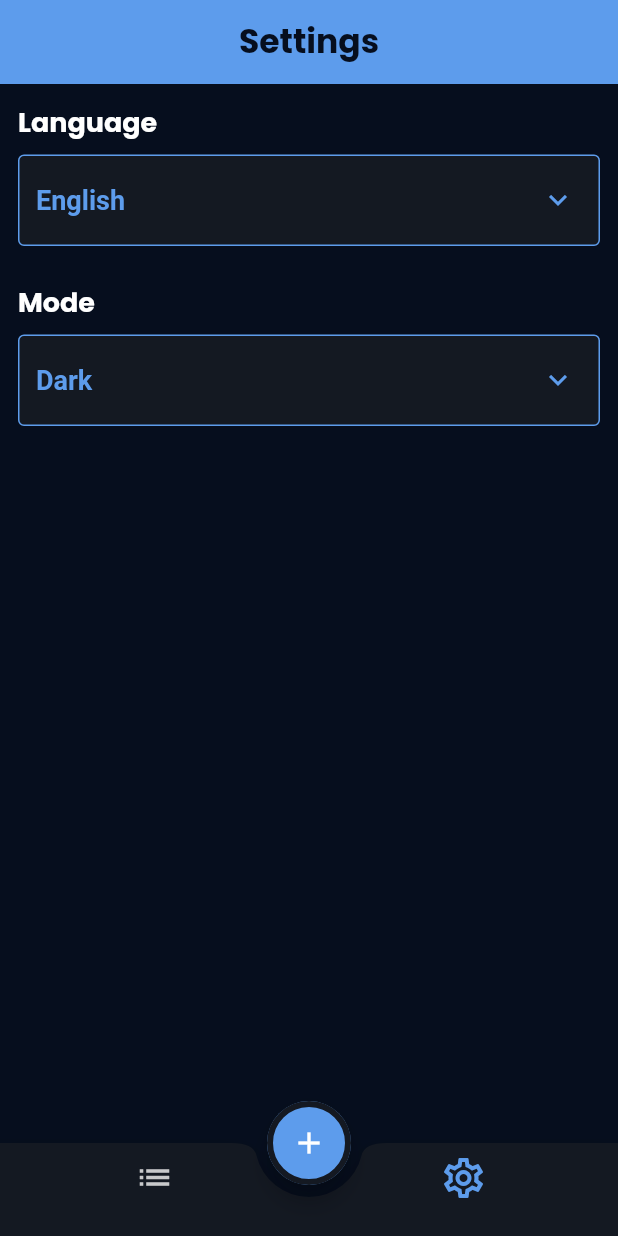
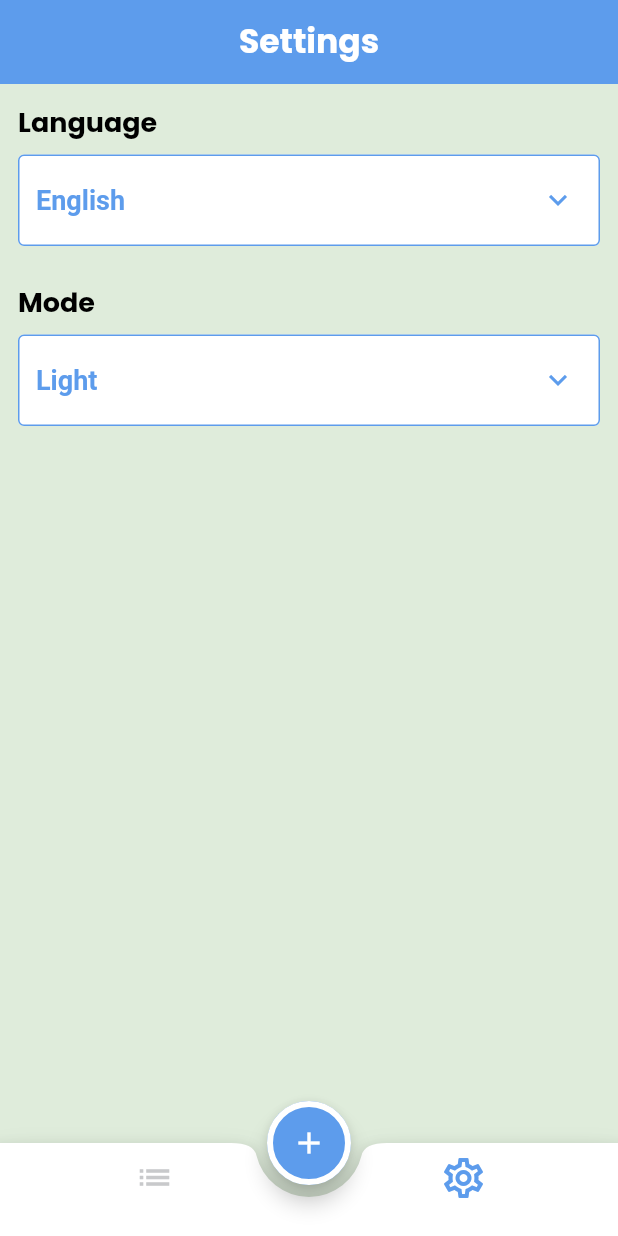
Before and after one commit to youssefehab11/todo_app, a Flutter app: the screen it shows after launch, item 2 of the bottom bar chosen, on a phone screen of 412 x 824 dp. Run offline on Flutter 3.47's test engine with Material 3 defaults, Android fonts, the phone set to English and light mode, and no system bars; our stand-ins replace easy_date_timeline, flutter_slidable, flutter_svg, shared_preferences.

Commit message:
+Shared preferences and cache theme mode

```diff
--- /dev/null
+++ b/lib/core/shared_preferences/shared_prefernces.dart
@@ -0,0 +1,19 @@
+import 'package:flutter/material.dart';
+import 'package:shared_preferences/shared_preferences.dart';
+
+class AppSharedPreferences {
+  static late SharedPreferences prefs;
+
+  static Future<SharedPreferences> init() async {
+    return prefs = await SharedPreferences.getInstance();
+  }
+
+  static void saveTheme(ThemeMode newTheme) async {
+    await prefs.setString('theme', newTheme.name);
+  }
+
+  static ThemeMode getTheme() {
+    final String? theme = prefs.getString('theme');
+    return theme == 'light' || theme == null ? ThemeMode.light : ThemeMode.dark;
+  }
+}
--- a/lib/main.dart
+++ b/lib/main.dart
@@ -1,9 +1,12 @@
 import 'package:flutter/material.dart';
 import 'package:provider/provider.dart';
 import 'package:todo_app/application/application.dart';
+import 'package:todo_app/core/shared_preferences/shared_prefernces.dart';
 import 'package:todo_app/provider/app_provider.dart';
 
-void main() {
+void main()async{
+  WidgetsFlutterBinding.ensureInitialized();
+  await AppSharedPreferences.init();
   runApp(
     ChangeNotifierProvider(
       create: (context) => AppProvider(),
--- a/lib/provider/app_provider.dart
+++ b/lib/provider/app_provider.dart
@@ -1,10 +1,12 @@
 import 'package:flutter/material.dart';
+import 'package:todo_app/core/shared_preferences/shared_prefernces.dart';
 
 class AppProvider extends ChangeNotifier{
-  ThemeMode currentTheme = ThemeMode.dark;
+  ThemeMode currentTheme = AppSharedPreferences.getTheme();
   void changeThemeMode(ThemeMode newTheme){
     if(newTheme != currentTheme){
       currentTheme = newTheme;
+      AppSharedPreferences.saveTheme(newTheme);
       notifyListeners();
     }
   }
--- a/pubspec.yaml
+++ b/pubspec.yaml
@@ -39,6 +39,7 @@ dependencies:
   flutter_slidable: ^3.1.1
   flutter_svg: ^2.0.10+1
   provider: ^6.1.2
+  shared_preferences: ^2.3.2
 
 dev_dependencies:
   flutter_test:
```
Also changed, not shown: pubspec.lock.
